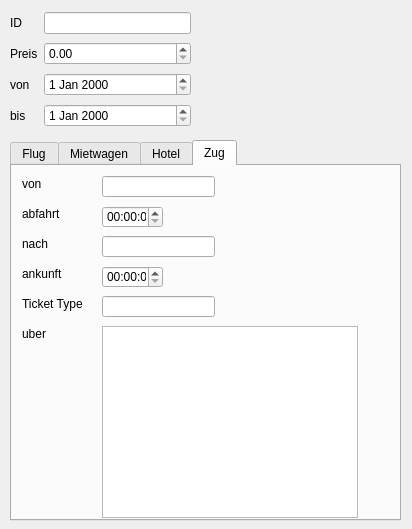
This is buchungsdetails.ui in pchiu02/pg2Praktikum_Malcherek as Qt 5 draws it before an edit. The edited form follows.
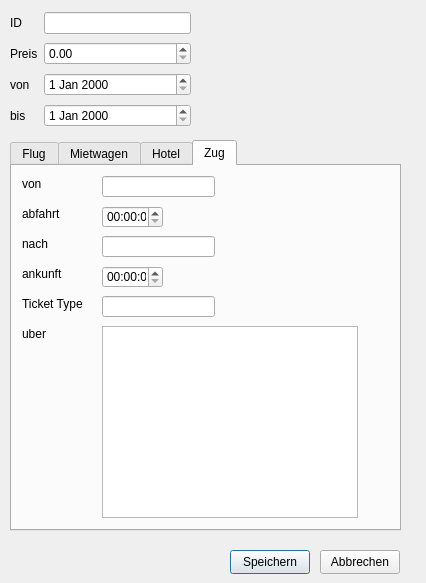
This is the edited form. The open tabs and pages were chosen to show the change. Icons and pictures are not drawn.

What changed in the file:
```diff
--- a/buchungsdetails.ui
+++ b/buchungsdetails.ui
@@ -6,8 +6,8 @@
    <rect>
     <x>0</x>
     <y>0</y>
-    <width>412</width>
-    <height>529</height>
+    <width>426</width>
+    <height>583</height>
    </rect>
   </property>
   <property name="windowTitle">
@@ -71,7 +71,7 @@
      <x>10</x>
      <y>140</y>
      <width>391</width>
-     <height>381</height>
+     <height>391</height>
     </rect>
    </property>
    <property name="currentIndex">
@@ -489,6 +489,32 @@
     </widget>
    </widget>
   </widget>
+  <widget class="QPushButton" name="speichern">
+   <property name="geometry">
+    <rect>
+     <x>230</x>
+     <y>550</y>
+     <width>80</width>
+     <height>24</height>
+    </rect>
+   </property>
+   <property name="text">
+    <string>Speichern</string>
+   </property>
+  </widget>
+  <widget class="QPushButton" name="abbrechen">
+   <property name="geometry">
+    <rect>
+     <x>320</x>
+     <y>550</y>
+     <width>80</width>
+     <height>24</height>
+    </rect>
+   </property>
+   <property name="text">
+    <string>Abbrechen</string>
+   </property>
+  </widget>
  </widget>
  <resources/>
  <connections/>
```
Left out of the diff: 24 changed lines with no effect on the pictures.
